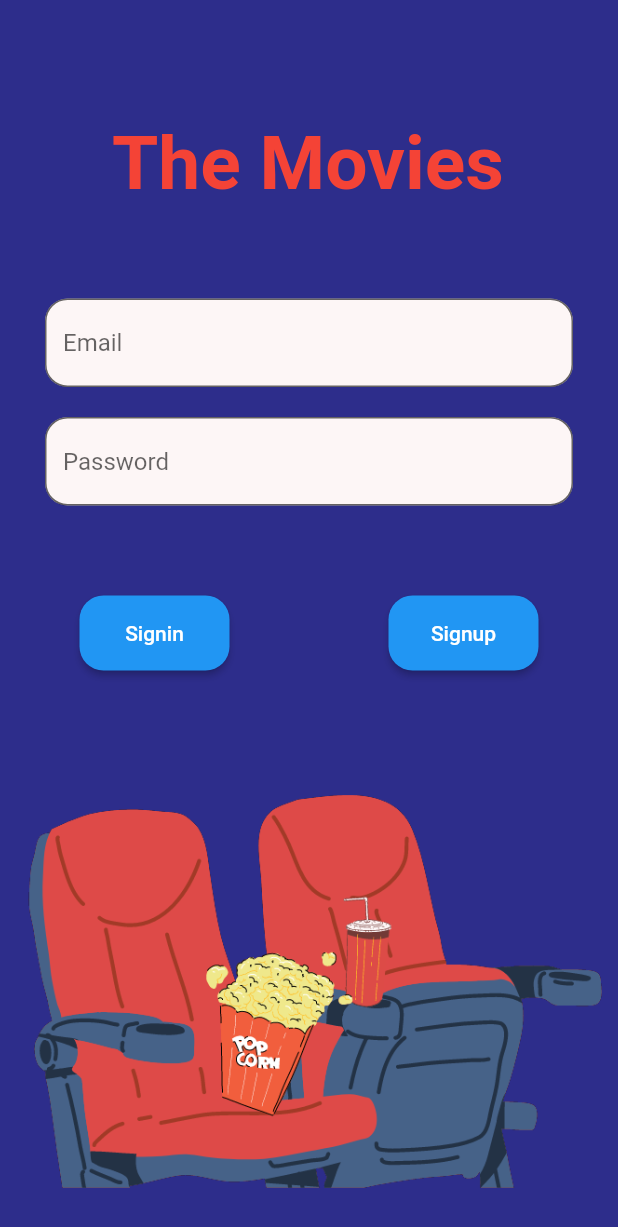
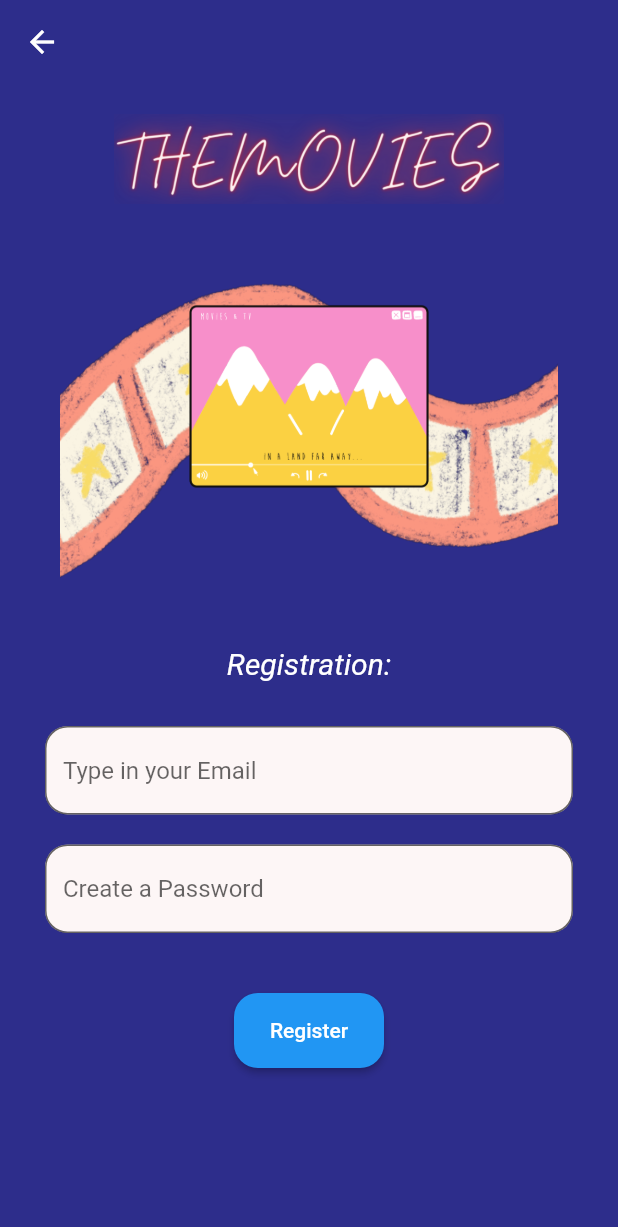
Before and after one commit to Aakanshya-Gahatraj/Movie-app-flutter, a Flutter app: the HomeScreen screen opened directly, after a tap on "Logout", after a tap on "Signup", on a phone screen of 412 x 824 dp. Shown: the top 1227 px of the screen. Run offline on Flutter 3.47's test engine with Material 2 defaults, Android fonts, the phone set to English and light mode, and no system bars; our stand-ins replace firebase_auth, firebase_core; missing offline and left inert: tmdb_api; accounts and stored records are empty.

Commit message:
third progress

```diff
--- a/movie-app-flutter-master/lib/main.dart
+++ b/movie-app-flutter-master/lib/main.dart
@@ -1,7 +1,6 @@
 import 'package:firebase_core/firebase_core.dart';
 import 'package:flutter/material.dart';
-import 'package:movie_app/src/screen/home.dart';
-import 'package:movie_app/src/screen/login.dart';
+import 'package:movie_app/src/login.dart';
 
 class App extends StatelessWidget {
   const App({Key? key}) : super(key: key);
@@ -19,5 +18,5 @@ class App extends StatelessWidget {
 void main() async {
   WidgetsFlutterBinding.ensureInitialized();
   await Firebase.initializeApp();
-  runApp(const App());
+  runApp(App());
 }
--- /dev/null
+++ b/movie-app-flutter-master/lib/src/home.dart
@@ -0,0 +1,76 @@
+import 'package:firebase_auth/firebase_auth.dart';
+import 'package:flutter/material.dart';
+import 'package:movie_app/src/shows.dart';
+import 'package:tmdb_api/tmdb_api.dart';
+import 'login.dart';
+
+class HomeScreen extends StatefulWidget {
+  const HomeScreen({Key? key}) : super(key: key);
+  @override
+  State<HomeScreen> createState() => _HomeScreenState();
+}
+
+class _HomeScreenState extends State<HomeScreen> {
+  final auth = FirebaseAuth.instance;
+  final String apiKey = "b2ff4b50a0058858c7446f6ed153d042";
+  final readAccessToken =
+      "eyJhbGciOiJIUzI1NiJ9.eyJhdWQiOiJiMmZmNGI1MGEwMDU4ODU4Yzc0NDZmNmVkMTUzZDA0MiIsInN1YiI6IjYyZDVlZDYwYTQxMGM4MDA1NWRjMDgyZiIsInNjb3BlcyI6WyJhcGlfcmVhZCJdLCJ2ZXJzaW9uIjoxfQ.A8GmBKJETuJkmdVcEp6rF7nT3uXvsFWMjv1rgzh9MPU";
+  List trendingList = [];
+  List topratedmovies = [];
+  List tvList = [];
+
+  @override
+  void initState() {
+    super.initState();
+    loadmovies();
+  }
+
+  loadmovies() async {
+    TMDB tmdbWithCustomLogs = TMDB(
+      ApiKeys(apiKey, readAccessToken),
+      logConfig: const ConfigLogger(
+        showLogs: true,
+        showErrorLogs: true,
+      ),
+    );
+
+    Map trendingData = await tmdbWithCustomLogs.v3.trending.getTrending();
+    Map tvData = await tmdbWithCustomLogs.v3.tv.getPopular();
+    // print((trendingData));
+    // print((tvData));
+
+    setState(() {
+      trendingList = trendingData['results'];
+      tvList = (tvData['results']);
+    });
+  }
+
+  @override
+  Widget build(BuildContext context) {
+    return Scaffold(
+        backgroundColor: Colors.transparent,
+        appBar: AppBar(
+            title: const Text('TheMovies',
+                style: TextStyle(color: Colors.white, fontSize: 25)),
+            backgroundColor: Colors.transparent,
+            automaticallyImplyLeading: false),
+        body: ListView(
+          children: [
+            Trend(trending: trendingList),
+            TV(tvShows: tvList),
+            const SizedBox(height: 5),
+            Center(
+              child: TextButton(
+                child: Text('Logout',
+                    style: TextStyle(color: Colors.blueAccent, fontSize: 25)),
+                onPressed: () {
+                  auth.signOut();
+                  Navigator.of(context).pushReplacement(
+                      MaterialPageRoute(builder: (context) => LoginScreen()));
+                },
+              ),
+            ),
+          ],
+        ));
+  }
+}
--- a/movie-app-flutter-master/lib/src/screen/login.dart
+++ b/movie-app-flutter-master/lib/src/login.dart
@@ -1,5 +1,6 @@
 import 'package:firebase_auth/firebase_auth.dart';
 import 'package:flutter/material.dart';
+import 'package:movie_app/src/register.dart';
 import 'home.dart';
 
 class LoginScreen extends StatefulWidget {
@@ -18,12 +19,16 @@ class _LoginScreenState extends State<LoginScreen> {
     return Scaffold(
       resizeToAvoidBottomInset: false,
       // appBar: AppBar(title: Text('Login'),),
-      backgroundColor: const Color(0xff2D2D8B),
+      backgroundColor:Color(0xFF2D2D8B),
       body: Column(
         children: [
           const SizedBox(height:80),
-          const Text(" The Movies ",
-          style: TextStyle(fontSize: 50,color: Colors.red, fontWeight: FontWeight.bold)),
+          Container(
+            height: 55, width:400,
+            child:Image.asset("assets/Logo.png",  fit: BoxFit.fitHeight),
+          ),
+          // const Text(" The Movies ",
+          // style: TextStyle(fontSize: 50,color: Colors.red, fontWeight: FontWeight.bold)),
           Padding(
             padding: const EdgeInsets.fromLTRB(30.0,60.0,30.0,20.0),
             child: TextField(
@@ -69,7 +74,7 @@ class _LoginScreenState extends State<LoginScreen> {
                     ),
                     onPressed: (){
                       auth.signInWithEmailAndPassword(email: _email, password: _password).then((_){
-                        Navigator.of(context).pushReplacement(MaterialPageRoute(builder: (context) => const HomeScreen()));
+                        Navigator.push(context,MaterialPageRoute(builder: (_) => const HomeScreen()));
                       });
 
                     },
@@ -84,10 +89,8 @@ class _LoginScreenState extends State<LoginScreen> {
                     ),
                   ),
                   onPressed: (){
-                    auth.createUserWithEmailAndPassword(email: _email, password: _password).then((_){
-                      Navigator.of(context).pushReplacement(MaterialPageRoute(builder: (context) => const HomeScreen()));
-                    });
-
+                      Navigator.push(context,MaterialPageRoute(builder: (_) => const Register())
+                    );
                   },
                   child: const Text('Signup'),
                 )
--- /dev/null
+++ b/movie-app-flutter-master/lib/src/register.dart
@@ -0,0 +1,112 @@
+import 'package:firebase_auth/firebase_auth.dart';
+import 'package:flutter/material.dart';
+import 'login.dart';
+
+class Register extends StatefulWidget {
+  const Register({Key? key}) : super(key: key);
+
+  @override
+  _RegisterState createState() => _RegisterState();
+}
+
+class _RegisterState extends State<Register> {
+  late String _email, _password;
+  final auth = FirebaseAuth.instance;
+  int cnt = 0;
+
+  // void showMsg() {
+  //   print(const Text("User Registered!"));
+  // }
+
+  @override
+  Widget build(BuildContext context) {
+    return Scaffold(
+      appBar: AppBar(backgroundColor: Color(0xFF2D2D8B), elevation: 0),
+      resizeToAvoidBottomInset: false,
+      backgroundColor: const Color(0xFF2D2D8B),
+      body: Column(
+        children: [
+          const SizedBox(height: 20),
+          Container(
+            height: 60,
+            width: 400,
+            child: Image.asset(
+              "assets/Logo.png",
+              fit: BoxFit.fitHeight,
+            ),
+          ),
+          const SizedBox(height: 50),
+          Container(
+            height: 200,
+            width: 500,
+            child: Image.asset(
+              "assets/clips.png",
+              fit: BoxFit.fitHeight,
+            ),
+          ),
+          const SizedBox(height: 45),
+          const Text("Registration:",
+          style: TextStyle(
+            color:Colors.white,
+            fontSize: 20,
+            fontStyle: FontStyle.italic,
+            ),
+          ),
+          Padding(
+            padding: const EdgeInsets.fromLTRB(30.0, 30.0, 30.0, 20.0),
+            child: TextField(
+              keyboardType: TextInputType.emailAddress,
+              decoration: InputDecoration(
+                  hintText: 'Type in your Email',
+                  filled: true,
+                  fillColor: const Color(0xffFDF6F6),
+                  border: OutlineInputBorder(
+                      borderRadius: BorderRadius.circular(15))),
+              onChanged: (value) {
+                setState(() {
+                  _email = value.trim();
+                });
+              },
+            ),
+          ),
+          Padding(
+            padding: const EdgeInsets.fromLTRB(30.0, 0.0, 30.0, 40.0),
+            child: TextField(
+              obscureText: true,
+              decoration: InputDecoration(
+                  hintText: "Create a Password",
+                  filled: true,
+                  fillColor: const Color(0xffFDF6F6),
+                  border: OutlineInputBorder(
+                      borderRadius: BorderRadius.circular(15))),
+              onChanged: (value) {
+                setState(() {
+                  _password = value.trim();
+                });
+              },
+            ),
+          ),
+          Container(
+            child: ElevatedButton(
+                style: ElevatedButton.styleFrom(
+                  fixedSize: const Size(100, 50),
+                  shape: RoundedRectangleBorder(
+                    borderRadius: BorderRadius.circular(16), // <-- Radius
+                  ),
+                ),
+                onPressed: () {
+                  auth
+                      .createUserWithEmailAndPassword(
+                          email: _email, password: _password)
+                      .then((_) {
+                    Navigator.push(context,
+                        MaterialPageRoute(builder: (_) => const LoginScreen()));
+                  });
+                },
+                child: const Text('Register')),
+          ),
+        ],
+      ),
+    );
+  }
+}
--- a/movie-app-flutter-master/lib/src/screen/home.dart
+++ /dev/null
@@ -1,79 +0,0 @@
-import 'package:firebase_auth/firebase_auth.dart';
-import 'package:flutter/material.dart';
-import 'package:movie_app/src/screen/movies.dart';
-import 'package:tmdb_api/tmdb_api.dart';
-
-import 'login.dart';
-
-class HomeScreen extends StatefulWidget {
-  const HomeScreen({Key? key}) : super(key: key);
-  @override
-  State<HomeScreen> createState() => _HomeScreenState();
-}
-
-class _HomeScreenState extends State<HomeScreen> {
-  final auth = FirebaseAuth.instance;
-  final String apiKey="b2ff4b50a0058858c7446f6ed153d042";
-  final readAccessToken="eyJhbGciOiJIUzI1NiJ9.eyJhdWQiOiJiMmZmNGI1MGEwMDU4ODU4Yzc0NDZmNmVkMTUzZDA0MiIsInN1YiI6IjYyZDVlZDYwYTQxMGM4MDA1NWRjMDgyZiIsInNjb3BlcyI6WyJhcGlfcmVhZCJdLCJ2ZXJzaW9uIjoxfQ.A8GmBKJETuJkmdVcEp6rF7nT3uXvsFWMjv1rgzh9MPU";
-  List trendingList=[];
-  List topratedmovies = [];
-  List tvList = [];
-
-  @override
-  void initState() {
-  super.initState();
-  loadmovies();
-  }
-
-  loadmovies() async {
-    TMDB tmdbWithCustomLogs = TMDB(
-      ApiKeys(apiKey, readAccessToken),
-      logConfig: const ConfigLogger(
-      showLogs: true,
-      showErrorLogs: true,
-      ),
-    );
-
-  Map trendingData = await tmdbWithCustomLogs.v3.trending.getTrending();
-  // Map topratedresult = await tmdbWithCustomLogs.v3.movies.getTopRated();
-  Map tvData = await tmdbWithCustomLogs.v3.tv.getPopular();
-  print((trendingData));
-  print((tvData));
-
-  setState(() {
-    trendingList = trendingData['results'];
-    // topratedmovies = topratedresult['results'];
-    tvList=(tvData['results']);
-    });
-  }
-
-  @override
-  Widget build(BuildContext context) {
-    return Scaffold(
-      backgroundColor: Colors.transparent,
-    appBar: AppBar(
-          title:const Text('TheMovies',
-              style: TextStyle(
-                  color: Colors.white,
-                  fontSize:25)),
-          backgroundColor: Colors.transparent),
-      body: ListView(
-        children: [
-        Trend(trending: trendingList),
-        TV(tvShows: tvList),
-          // TopRatedMovies(
-      // toprated: topratedmovies,
-      // ),
-        const SizedBox(height: 5),
-         Center(child: TextButton(child: Text('Logout', style: TextStyle(color: Colors.blueAccent, fontSize:25))
-           ,onPressed: (){
-              auth.signOut();
-              Navigator.of(context).pushReplacement(MaterialPageRoute(builder: (context) => LoginScreen()));
-              },
-            ),
-          ),
-        ],
-      )
-    );
-  }
-}
--- a/movie-app-flutter-master/lib/src/screen/movies.dart
+++ /dev/null
@@ -1,114 +0,0 @@
-import 'package:flutter/material.dart';
-
-class Trend extends StatelessWidget {
-  final List trending;
-  // final List tvshows;
-
-  const Trend({ Key? key,  required this.trending}) : super(key: key);
-  @override
-  Widget build(BuildContext context) {
-    return Container(
-      padding: const EdgeInsets.all(20),
-      child: Column(
-        crossAxisAlignment: CrossAxisAlignment.start,
-        children: [
-          const Text("Trending 🔥", style: TextStyle(color: Colors.white, fontSize:20)),
-          const SizedBox(height: 10),
-
-          Container(
-              height: 270, //poster height
-              child: ListView.builder(
-                  scrollDirection: Axis.horizontal,
-                  itemCount: trending.length,
-                  itemBuilder: (context, index) {
-                    return InkWell(
-                      onTap: () {
-                      },
-                      child: Container(
-                        width: 140,
-                        child: Column(
-                          children: [
-                            Container(
-                              decoration: BoxDecoration(
-                                image: DecorationImage(
-                                  image: NetworkImage(
-                                      'https://image.tmdb.org/t/p/w500' +
-                                          trending[index]['poster_path']),
-                                ),
-                              ),
-                              height: 200,
-                            ),
-                            const SizedBox(height: 20),
-                            if(trending[index]['title'] != null)...{
-                            Text(trending[index]['title']
-                                ,style:const TextStyle(color: Colors.white
-                                , fontSize:16)
-                                ,textAlign: TextAlign.center),
-                            }else...{
-                              const Text('Loading',style:TextStyle(color: Colors.white, fontSize:20)),
-                            }
-                          ],
-                        ),
-                      ),
-                    );
-                  })),
-
-          const SizedBox(height: 2),
-        ],
-      ),
-    );
-  }
-}
-
-class TV extends StatelessWidget {
-  final List tvShows;
-
-  const TV({Key? key,required this.tvShows}) : super(key: key);
-  @override
-  Widget build(BuildContext context) {
-    return Container(
-      padding: const EdgeInsets.all(10),
-      child: Column(
-        crossAxisAlignment: CrossAxisAlignment.start,
-        children: [
-          const Text ("TV Shows 📺", style: TextStyle(color: Colors.white, fontSize:20)),
-          const SizedBox(height: 10),
-          Container(
-            // color: Colors.red,
-              height: 200,
-              child: ListView.builder(
-                  scrollDirection: Axis.horizontal,
-                  itemCount: tvShows.length,
-                  itemBuilder: (context, index) {
-                    return Container(
-                      padding: const EdgeInsets.all(5),
-                      // color: Colors.green,
-                      width: 250,
-                      child: Column(
-                        children: [
-                          Container(
-                            decoration: BoxDecoration(
-                              borderRadius: BorderRadius.circular(10),
-                              image: DecorationImage(
-                                  image: NetworkImage(
-                                      'https://image.tmdb.org/t/p/w500' +
-                                          tvShows[index]['backdrop_path']),
-                                  fit: BoxFit.cover),
-                            ),
-                            height: 140,
-                          ),
-                          const SizedBox(height: 5),
-                          Text( tvShows[index]['original_name'] ?? 'Loading'
-                              ,style:const TextStyle(color: Colors.white
-                              , fontSize:16)
-                              ,textAlign: TextAlign.center
-                          ),
-                        ],
-                      ),
-                    );
-                  }))
-        ],
-      ),
-    );
-  }
-}
--- a/movie-app-flutter-master/pubspec.yaml
+++ b/movie-app-flutter-master/pubspec.yaml
@@ -38,8 +38,6 @@ dependencies:
   google_fonts:
   tmdb_api:
 
-
-
 dev_dependencies:
   flutter_test:
     sdk: flutter
@@ -63,7 +61,9 @@ flutter:
 
   # To add assets to your application, add an assets section, like this:
   assets:
-     - assets/sofa-image.png
+    - assets/sofa-image.png
+    - assets/Logo.png
+    - assets/clips.png
 
   # An image asset can refer to one or more resolution-specific "variants", see
   # https://flutter.dev/assets-and-images/#resolution-aware
```
Also changed, not shown: movie-app-flutter-master/lib/src/description.dart (added, +170 -0 lines), movie-app-flutter-master/lib/src/shows.dart (added, +161 -0 lines), movie-app-flutter-master/assets/Logo.png, movie-app-flutter-master/assets/clips.png (added).
